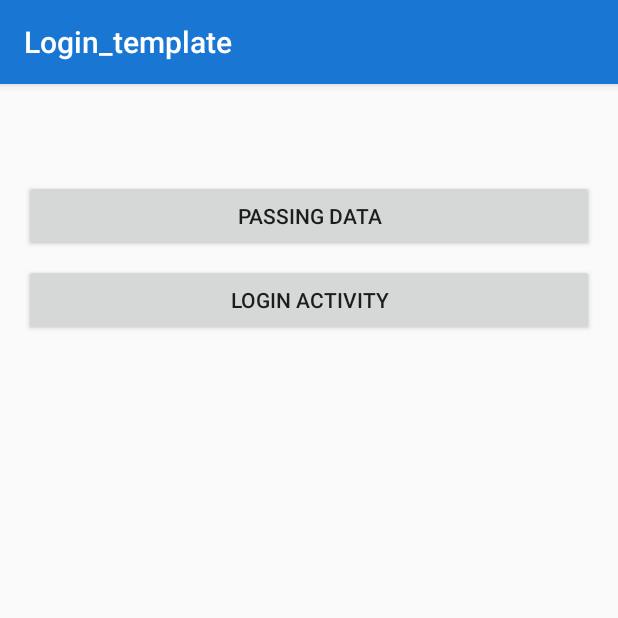
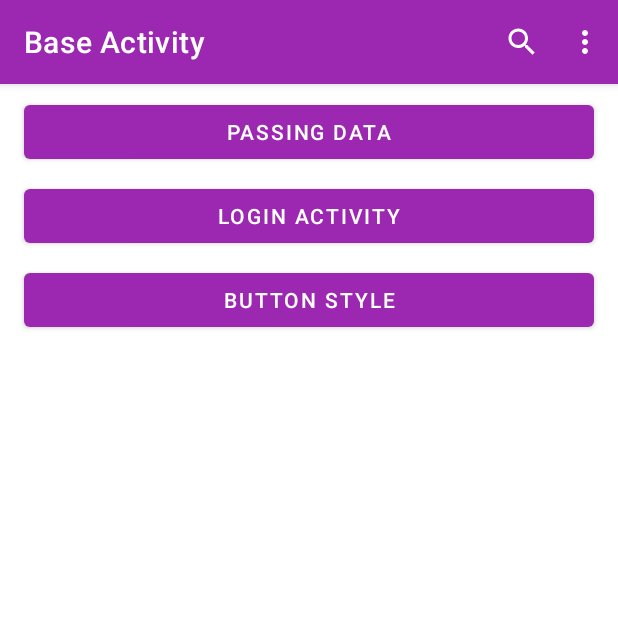
Before and after one commit to lianmafutra/Login_template, an Android app: the screen it shows after launch (BaseActivity), on a phone screen of 412 x 824 dp, the top half of it. Run offline under Robolectric (Android 15) with nearby library versions, the phone set to English and light mode, and no system bars; our stand-ins replace ButterKnife.

Commit message:
Button material style

```diff
--- a/app/build.gradle
+++ b/app/build.gradle
@@ -32,7 +32,8 @@ dependencies {
     testImplementation 'junit:junit:4.12'
     androidTestImplementation 'androidx.test:runner:1.2.0'
     androidTestImplementation 'androidx.test.espresso:espresso-core:3.2.0'
-    implementation 'com.google.android.material:material:1.0.0'
+
+
     //Material
     implementation 'com.google.android.material:material:1.0.0-rc01'
     implementation 'androidx.constraintlayout:constraintlayout:1.1.3'
--- a/app/src/main/java/com/myapp/login_template/activity/BaseActivity.java
+++ b/app/src/main/java/com/myapp/login_template/activity/BaseActivity.java
@@ -1,13 +1,20 @@
 package com.myapp.login_template.activity;
 
+import android.annotation.SuppressLint;
 import android.content.Intent;
 import android.os.Bundle;
+import android.view.Menu;
+import android.view.MenuInflater;
+import android.view.MenuItem;
 import android.view.View;
+import android.widget.Toast;
 
 import androidx.appcompat.app.AppCompatActivity;
+import androidx.appcompat.widget.SearchView;
+import androidx.appcompat.widget.Toolbar;
 
 import com.myapp.login_template.R;
-import com.myapp.login_template.activity.ListActivity.List_example;
+import com.myapp.login_template.activity.ButtonStyle.ButtonStylelist;
 import com.myapp.login_template.activity.LoginActivity.LoginActivity;
 import com.myapp.login_template.activity.PassingData.PassingData_example;
 
@@ -16,14 +23,64 @@ import butterknife.OnClick;
 
 public class BaseActivity extends AppCompatActivity {
 
+
     @Override
     protected void onCreate(Bundle savedInstanceState) {
         super.onCreate(savedInstanceState);
         setContentView(R.layout.activity_base);
         ButterKnife.bind(this);
+        initToolbar();
     }
 
-    @OnClick({R.id.btn_passing_data, R.id.btn_login_activity})
+    private void initToolbar() {
+        Toolbar toolbar = (Toolbar) findViewById(R.id.toolbar);
+        setSupportActionBar(toolbar);
+        getSupportActionBar().setTitle("Base Activity");
+    }
+
+    //Code Program pada Method dibawah ini akan Berjalan saat Option Menu Dibuat
+    @Override
+    public boolean onCreateOptionsMenu(Menu menu) {
+        //Memanggil/Memasang menu item pada toolbar dari layout menu_bar.xml
+        MenuInflater inflater = getMenuInflater();
+        inflater.inflate(R.menu.menu, menu);
+        MenuItem searchIem = menu.findItem(R.id.action_search);
+        final SearchView searchView = (SearchView) searchIem.getActionView();
+        searchView.setOnQueryTextListener(new SearchView.OnQueryTextListener() {
+            @SuppressLint("SetTextI18n")
+            @Override
+            public boolean onQueryTextSubmit(String query) {
+                Toast.makeText(getApplicationContext(), query, Toast.LENGTH_SHORT).show();
+                searchView.clearFocus();
+                return true;
+            }
+
+            @Override
+            public boolean onQueryTextChange(String s) {
+                return false;
+            }
+        });
+        return true;
+    }
+
+    @Override
+    public boolean onOptionsItemSelected(MenuItem item) {
+        switch (item.getItemId()) {
+            case android.R.id.home:
+                finish();
+            case R.id.action_setting:
+                Toast.makeText(this, "Klik Action Setting", Toast.LENGTH_SHORT).show();
+                return true;
+            case R.id.action_about:
+                Toast.makeText(this, "Klik Action about", Toast.LENGTH_SHORT).show();
+                return true;
+            default:
+                return super.onOptionsItemSelected(item);
+        }
+    }
+
+
+    @OnClick({R.id.btn_passing_data, R.id.btn_login_activity, R.id.btn_button_style})
     public void onViewClicked(View view) {
         switch (view.getId()) {
             case R.id.btn_passing_data:
@@ -32,6 +89,9 @@ public class BaseActivity extends AppCompatActivity {
             case R.id.btn_login_activity:
                 startActivity(new Intent(this, LoginActivity.class));
                 break;
+            case R.id.btn_button_style:
+                startActivity(new Intent(this, ButtonStylelist.class));
+                break;
         }
     }
 }
--- a/app/src/main/java/com/myapp/login_template/activity/PassingData/PassingData_example.java
+++ b/app/src/main/java/com/myapp/login_template/activity/PassingData/PassingData_example.java
@@ -11,6 +11,8 @@ import com.myapp.login_template.model.ModelParcelable_example;
 
 import butterknife.ButterKnife;
 import butterknife.OnClick;
+
+import static com.myapp.login_template.activity.PassingData.ShowData_example.KEY_DATA;
 
 public class PassingData_example extends AppCompatActivity {
 
@@ -45,7 +47,7 @@ public class PassingData_example extends AppCompatActivity {
                 break;
             case R.id.btn_parcelable:
                 Intent i = new Intent(this, ShowData_example.class);
-                i.putExtra("key_data", model);
+                i.putExtra(KEY_DATA, model);
                 startActivity(i);
                 break;
         }
--- a/app/src/main/java/com/myapp/login_template/model/ModelParcelable_example.java
+++ b/app/src/main/java/com/myapp/login_template/model/ModelParcelable_example.java
@@ -2,12 +2,15 @@ package com.myapp.login_template.model;
 
 import android.os.Parcel;
 import android.os.Parcelable;
+
+import java.util.ArrayList;
 
 public class ModelParcelable_example implements Parcelable {
     String nama;
     String hobi;
     String alamat;
     String agama;
+
 
     public String getNama() {
         return nama;
--- a/app/src/main/java/com/myapp/login_template/utils/MyToastShow.java
+++ b/app/src/main/java/com/myapp/login_template/utils/MyToastShow.java
@@ -9,7 +9,6 @@ public class MyToastShow {
     public MyToastShow(Context ctx) {
         this.ctx = ctx;
     }
-
     public void show(String message) {
         Toast.makeText(ctx, message, Toast.LENGTH_LONG).show();
     }
--- /dev/null
+++ b/app/src/main/res/drawable/ic_search.xml
@@ -0,0 +1,9 @@
+<vector xmlns:android="http://schemas.android.com/apk/res/android"
+        android:width="24dp"
+        android:height="24dp"
+        android:viewportWidth="24.0"
+        android:viewportHeight="24.0">
+    <path
+        android:fillColor="#FFFFFFFF"
+        android:pathData="M15.5,14h-0.79l-0.28,-0.27C15.41,12.59 16,11.11 16,9.5 16,5.91 13.09,3 9.5,3S3,5.91 3,9.5 5.91,16 9.5,16c1.61,0 3.09,-0.59 4.23,-1.57l0.27,0.28v0.79l5,4.99L20.49,19l-4.99,-5zM9.5,14C7.01,14 5,11.99 5,9.5S7.01,5 9.5,5 14,7.01 14,9.5 11.99,14 9.5,14z"/>
+</vector>
--- a/app/src/main/res/layout/activity_base.xml
+++ b/app/src/main/res/layout/activity_base.xml
@@ -5,6 +5,17 @@
     android:layout_width="match_parent"
     android:layout_height="match_parent"
     tools:context=".activity.BaseActivity">
+
+    <com.google.android.material.appbar.AppBarLayout
+        android:id="@+id/appBarLayout"
+        android:layout_width="match_parent"
+        android:layout_height="wrap_content"
+        app:layout_constraintEnd_toEndOf="parent"
+        app:layout_constraintStart_toStartOf="parent"
+        app:layout_constraintTop_toTopOf="parent">
+        <include layout="@layout/toolbar" />
+
+    </com.google.android.material.appbar.AppBarLayout>
 
     <Button
         android:id="@+id/btn_passing_data"
@@ -28,4 +39,14 @@
         app:layout_constraintEnd_toEndOf="@+id/btn_passing_data"
         app:layout_constraintStart_toStartOf="@+id/btn_passing_data"
         app:layout_constraintTop_toBottomOf="@+id/btn_passing_data" />
+
+    <Button
+        android:id="@+id/btn_button_style"
+        android:layout_width="0dp"
+        android:layout_height="wrap_content"
+        android:layout_marginTop="8dp"
+        android:text="Button Style"
+        app:layout_constraintEnd_toEndOf="@+id/btn_login_activity"
+        app:layout_constraintStart_toStartOf="@+id/btn_login_activity"
+        app:layout_constraintTop_toBottomOf="@+id/btn_login_activity" />
 </androidx.constraintlayout.widget.ConstraintLayout>
--- /dev/null
+++ b/app/src/main/res/layout/toolbar.xml
@@ -0,0 +1,13 @@
+<?xml version="1.0" encoding="utf-8"?>
+<androidx.appcompat.widget.Toolbar android:id="@+id/toolbar"
+    android:minHeight="?attr/actionBarSize"
+    android:layout_width="match_parent"
+    android:layout_height="wrap_content"
+    app:titleTextColor="@android:color/white"
+    android:background="@color/purple_500"
+    android:theme="@style/ThemeOverlay.AppCompat.Dark.ActionBar"
+    app:popupTheme="@style/ThemeOverlay.AppCompat.Light"
+    xmlns:android="http://schemas.android.com/apk/res/android"
+    xmlns:app="http://schemas.android.com/apk/res-auto">
+
+</androidx.appcompat.widget.Toolbar>
--- /dev/null
+++ b/app/src/main/res/menu/menu.xml
@@ -0,0 +1,24 @@
+<menu xmlns:android="http://schemas.android.com/apk/res/android"
+    xmlns:app="http://schemas.android.com/apk/res-auto"
+    xmlns:appcompat="http://schemas.android.com/tools">
+
+
+    <item android:id="@+id/action_search"
+        android:title="Cari"
+        android:orderInCategory="1"
+        android:icon="@drawable/ic_search"
+        app:actionViewClass="androidx.appcompat.widget.SearchView"
+        app:showAsAction="always|collapseActionView"/>
+
+    <item
+        android:id="@+id/action_setting"
+        android:orderInCategory="100"
+        android:title="Setting"
+        app:showAsAction="never" />
+
+    <item
+        android:id="@+id/action_about"
+        android:orderInCategory="100"
+        android:title="About"
+        app:showAsAction="never" />
+</menu>
--- a/app/src/main/res/values/styles.xml
+++ b/app/src/main/res/values/styles.xml
@@ -1,11 +1,34 @@
 <resources>
 
     <!-- Base application theme. -->
-    <style name="AppTheme" parent="Theme.AppCompat.Light.DarkActionBar">
-        <!-- Customize your theme here. -->
+    <style name="AppTheme" parent="Theme.AppCompat.Light.NoActionBar">
         <item name="colorPrimary">@color/colorPrimary</item>
         <item name="colorPrimaryDark">@color/colorPrimaryDark</item>
         <item name="colorAccent">@color/colorAccent</item>
     </style>
 
+
+    <style name="CustomToolbarTheme" parent="Theme.AppCompat.NoActionBar">
+        <item name="colorPrimaryDark">@color/green_300</item>
+        <item name="colorAccent">@color/red_600</item>
+        <item name="colorPrimary">@color/purple_500</item>
+        <item name="android:textColorPrimary">@color/orange_300</item>
+        <item name="android:windowBackground">@color/yellow_300</item>
+        <item name="android:navigationBarColor">@color/purple_500</item>
+    </style>
+
+    !-- Base application theme. -->
+    <style name="AppTheme2" parent="Theme.MaterialComponents.Light.NoActionBar">
+        <item name="colorPrimary">@color/purple_500</item>
+        <item name="colorPrimaryDark">@color/purple_600</item>
+        <item name="colorAccent">@color/colorAccent</item>
+        <item name="windowActionBar">false</item>
+        <item name="windowNoTitle">true</item>
+    </style>
+
+
+
+
+
+
 </resources>
```
Also changed, not shown: app/src/main/AndroidManifest.xml (+7 -7 lines), app/src/main/java/com/myapp/login_template/activity/ButtonStyle/ButtonStylelist.java (added, +16 -0 lines), app/src/main/java/com/myapp/login_template/activity/PassingData/ShowData_example.java (+24 -3 lines), app/src/main/res/layout/activity_button_stylelist.xml (added, +113 -0 lines), app/src/main/res/layout/activity_show_data.xml (+14 -1 lines).
